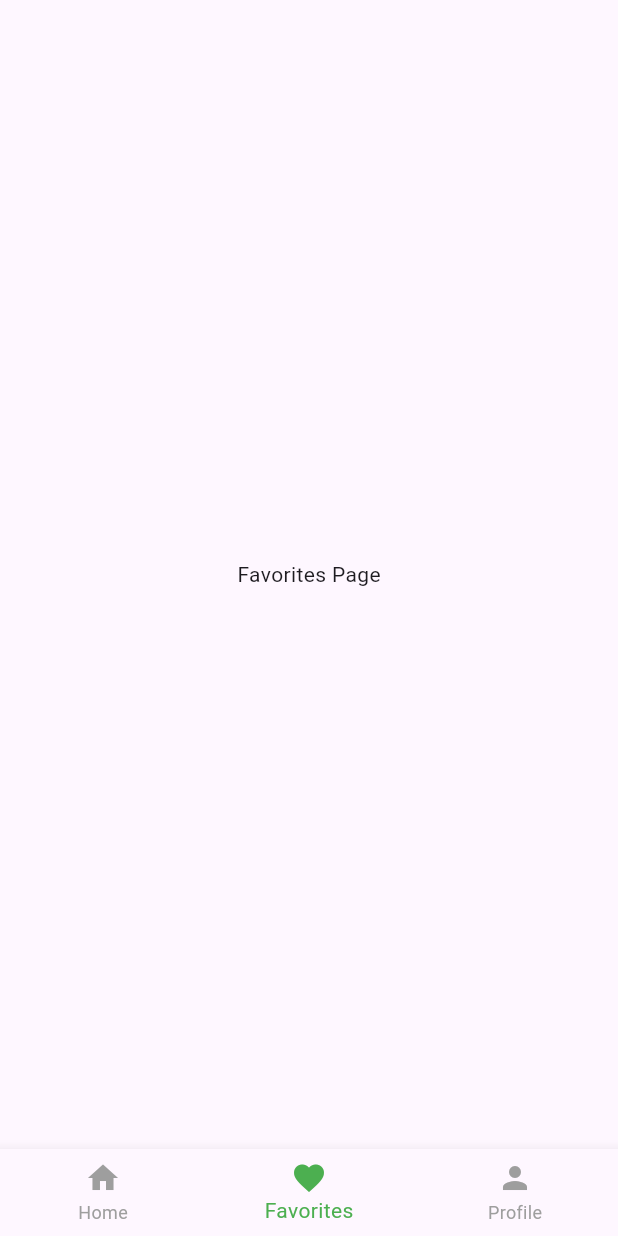
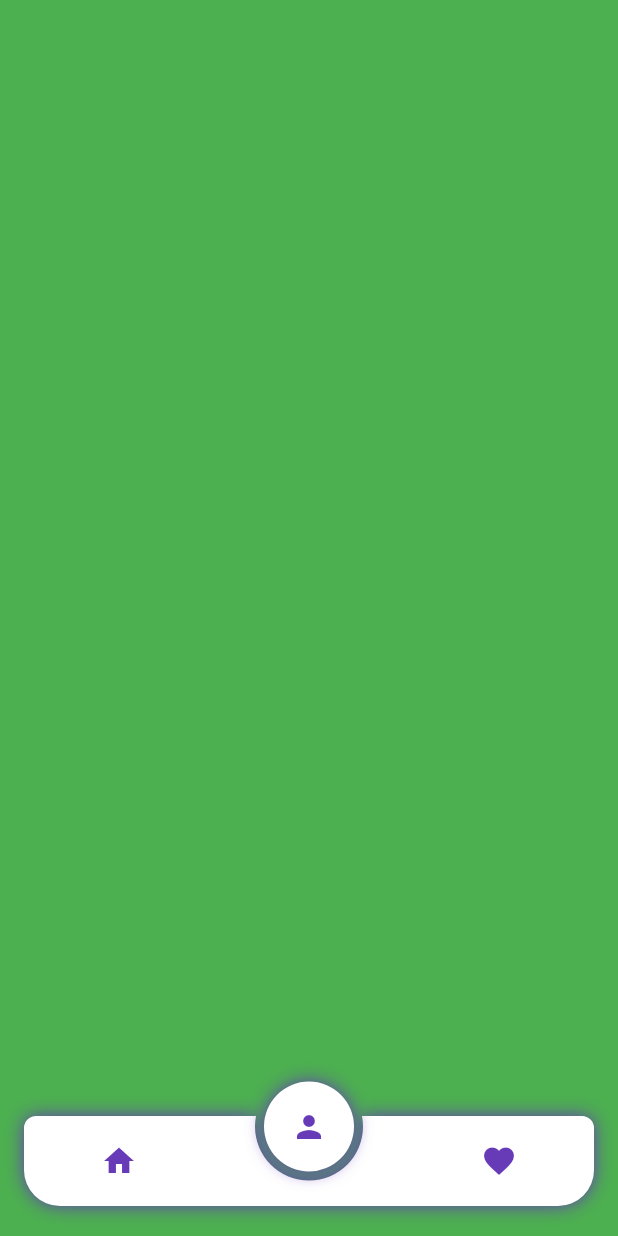
Before and after one commit to yvesco75/flutter, a Flutter app: the screen it shows after launch, item 2 of the bottom bar chosen, on a phone screen of 412 x 824 dp. Run offline on Flutter 3.47's test engine with Material 3 defaults, Android fonts, the phone set to English and light mode, and no system bars; drawn by our look-alikes of circle_nav_bar.

Commit message:
reprise du projet

```diff
--- a/lib/main.dart
+++ b/lib/main.dart
@@ -1,181 +1,103 @@
+import 'package:circle_nav_bar/circle_nav_bar.dart';
+import 'package:dunu/home.dart';
 import 'package:flutter/material.dart';
 
 void main() {
-  runApp(MyApp());
+  runApp(const MyApp());
 }
 
 class MyApp extends StatelessWidget {
+  const MyApp({Key? key}) : super(key: key);
+
+  // This widget is the root of your application.
   @override
   Widget build(BuildContext context) {
     return MaterialApp(
       debugShowCheckedModeBanner: false,
-      home: RecipeHomePage(),
+      theme: ThemeData(
+        primarySwatch: Colors.blue,
+      ),
+      home: const MyHomePage(title: 'Flutter Demo Home Page'),
     );
   }
 }
 
-class RecipeHomePage extends StatefulWidget {
+class MyHomePage extends StatefulWidget {
+  const MyHomePage({Key? key, required this.title}) : super(key: key);
+
+  final String title;
+
   @override
-  _RecipeHomePageState createState() => _RecipeHomePageState();
+  State<MyHomePage> createState() => _MyHomePageState();
 }
 
-class _RecipeHomePageState extends State<RecipeHomePage> {
-  int _currentIndex = 0;
+class _MyHomePageState extends State<MyHomePage>
+    with SingleTickerProviderStateMixin {
+  int _tabIndex = 1;
+  int get tabIndex => _tabIndex;
+  set tabIndex(int v) {
+    _tabIndex = v;
+    setState(() {});
+  }
 
-  final List<Widget> _pages = [
-    HomeScreen(),
-    FavoritesScreen(),
-    ProfileScreen(),
-  ];
+  late PageController pageController;
+
+  @override
+  void initState() {
+    super.initState();
+    pageController = PageController(initialPage: _tabIndex);
+  }
 
   @override
   Widget build(BuildContext context) {
     return Scaffold(
-      body: _pages[_currentIndex],
-      bottomNavigationBar: BottomNavigationBar(
-        currentIndex: _currentIndex,
-        selectedItemColor: Colors.green,
-        unselectedItemColor: Colors.grey,
+      extendBody: true,
+      bottomNavigationBar: CircleNavBar(
+        activeIcons: const [
+          Icon(Icons.home, color: Colors.deepPurple),
+          Icon(Icons.person, color: Colors.deepPurple),
+          Icon(Icons.favorite, color: Colors.deepPurple),
+        ],
+        inactiveIcons: const [
+          Icon(Icons.home, color: Colors.deepPurple),
+          Icon(Icons.person, color: Colors.deepPurple),
+          Icon(Icons.favorite, color: Colors.deepPurple),
+        ],
+        color: Colors.white,
+        height: 60,
+        circleWidth: 60,
+        activeIndex: tabIndex,
         onTap: (index) {
-          setState(() {
-            _currentIndex = index;
-          });
+          tabIndex = index;
+          pageController.jumpToPage(tabIndex);
         },
-        items: [
-          BottomNavigationBarItem(icon: Icon(Icons.home), label: "Home"),
-          BottomNavigationBarItem(
-              icon: Icon(Icons.favorite), label: "Favorites"),
-          BottomNavigationBarItem(icon: Icon(Icons.person), label: "Profile"),
+        padding: const EdgeInsets.only(left: 16, right: 16, bottom: 20),
+        cornerRadius: const BorderRadius.only(
+          topLeft: Radius.circular(8),
+          topRight: Radius.circular(8),
+          bottomRight: Radius.circular(24),
+          bottomLeft: Radius.circular(24),
+        ),
+        shadowColor: Colors.deepPurple,
+        elevation: 10,
+      ),
+      body: PageView(
+        controller: pageController,
+        onPageChanged: (v) {
+          tabIndex = v;
+        },
+        children: [
+          HomePage(),
+          Container(
+              width: double.infinity,
+              height: double.infinity,
+              color: Colors.green),
+          Container(
+              width: double.infinity,
+              height: double.infinity,
+              color: Colors.blue),
         ],
       ),
     );
   }
 }
-
-class HomeScreen extends StatelessWidget {
-  @override
-  Widget build(BuildContext context) {
-    return Scaffold(
-      appBar: AppBar(
-        backgroundColor: Colors.white,
-        elevation: 0,
-        title: Column(
-          crossAxisAlignment: CrossAxisAlignment.start,
-          children: [
-            Text("Hello, Anne",
-                style: TextStyle(color: Colors.black, fontSize: 18)),
-            Text("What would you like to cook today?",
-                style: TextStyle(color: Colors.black, fontSize: 14)),
-          ],
-        ),
-        actions: [
-          CircleAvatar(
-            backgroundImage: AssetImage("assets/1.jpg"),
-          ),
-          SizedBox(width: 15),
-        ],
-      ),
-      body: Padding(
-        padding: EdgeInsets.all(16.0),
-        child: Column(
-          crossAxisAlignment: CrossAxisAlignment.start,
-          children: [
-            TextField(
-              decoration: InputDecoration(
-                hintText: 'Search any recipes',
-                prefixIcon: Icon(Icons.search),
-                border: OutlineInputBorder(
-                  borderRadius: BorderRadius.circular(10),
-                ),
-              ),
-            ),
-            SizedBox(height: 20),
-            Text("Categories",
-                style: TextStyle(fontSize: 18, fontWeight: FontWeight.bold)),
-            SizedBox(height: 10),
-            Wrap(
-              spacing: 15,
-              runSpacing: 10,
-              children: [
-                _categoryButton(
-                    "Breakfast", Icons.free_breakfast, Colors.green),
-                _categoryButton("Lunch", Icons.lunch_dining, Colors.orange),
-                _categoryButton("Dinner", Icons.dinner_dining, Colors.red),
-                _categoryButton("Dessert", Icons.cake, Colors.brown),
-              ],
-            ),
-            SizedBox(height: 20),
-            Text("Recommendation",
-                style: TextStyle(fontSize: 18, fontWeight: FontWeight.bold)),
-            SizedBox(height: 10),
-            Container(
-              height: 150,
-              child: ListView(
-                scrollDirection: Axis.horizontal,
-                children: [
-                  _recipeCard(
-                      "Creamy Pasta", "By David Charles", "assets/pasta.jpg"),
-                  _recipeCard(
-                      "Macarons", "By Rachel William", "assets/macarons.jpg"),
-                  _recipeCard(
-                      "Chicken Dish", "By Sam Lee", "assets/chicken.jpg"),
-                ],
-              ),
-            ),
-          ],
-        ),
-      ),
-    );
-  }
-
-  Widget _categoryButton(String text, IconData icon, Color color) {
-    return Column(
-      children: [
-        CircleAvatar(
-          backgroundColor: color,
-          child: Icon(icon, color: Colors.white),
-        ),
-        SizedBox(height: 5),
-        Text(text),
-      ],
-    );
-  }
-
-  Widget _recipeCard(String title, String author, String imagePath) {
-    return Container(
-      width: 120,
-      margin: EdgeInsets.only(right: 10),
-      child: Column(
-        crossAxisAlignment: CrossAxisAlignment.start,
-        children: [
-          ClipRRect(
-            borderRadius: BorderRadius.circular(10),
-            child: Image.asset(imagePath,
-                width: 120, height: 80, fit: BoxFit.cover),
-          ),
-          SizedBox(height: 5),
-          Text(title, style: TextStyle(fontWeight: FontWeight.bold)),
-          Text(author, style: TextStyle(color: Colors.grey, fontSize: 12)),
-        ],
-      ),
-    );
-  }
-}
-
-class FavoritesScreen extends StatelessWidget {
-  @override
-  Widget build(BuildContext context) {
-    return Scaffold(
-      body: Center(child: Text("Favorites Page")),
-    );
-  }
-}
-
-class ProfileScreen extends StatelessWidget {
-  @override
-  Widget build(BuildContext context) {
-    return Scaffold(
-      body: Center(child: Text("Profile Page")),
-    );
-  }
-}
--- a/pubspec.yaml
+++ b/pubspec.yaml
@@ -34,6 +34,7 @@ dependencies:
   # The following adds the Cupertino Icons font to your application.
   # Use with the CupertinoIcons class for iOS style icons.
   cupertino_icons: ^1.0.8
+  circle_nav_bar: ^2.2.0
 
 dev_dependencies:
   flutter_test:
@@ -63,6 +64,11 @@ flutter:
   assets:
     - assets/1.jpg
     - assets/2.jpg
+    - assets/pasta.jpg
+    - assets/macarons.jpg
+    - assets/chicken.jpg
+    - assets/profil.jpg
+
 
   # An image asset can refer to one or more resolution-specific "variants", see
   # https://flutter.dev/to/resolution-aware-images
```
Also changed, not shown: lib/FavoritePage.dart (added, +11 -0 lines), lib/ProfilePage.dart (added, +11 -0 lines), lib/home.dart (added, +116 -0 lines), assets/chicken.jpg (added), assets/macarons.jpg (added), assets/pasta.jpg (added), assets/profil.jpg (added), pubspec.lock, web_entrypoint.dart (added), 1 other file.
